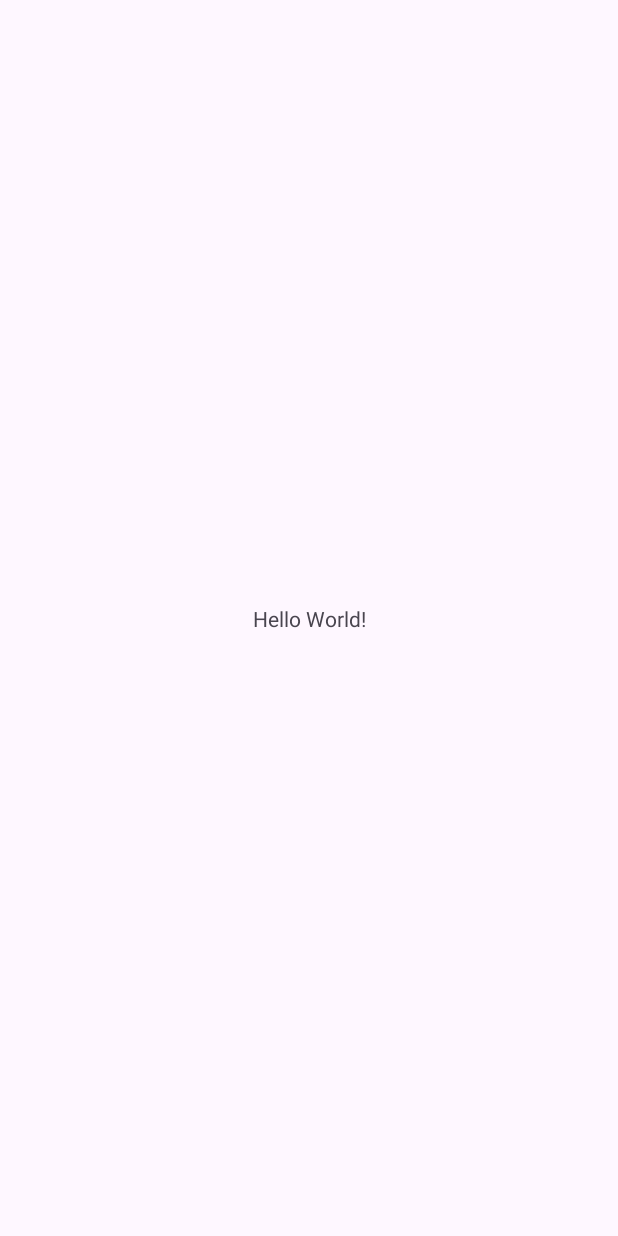
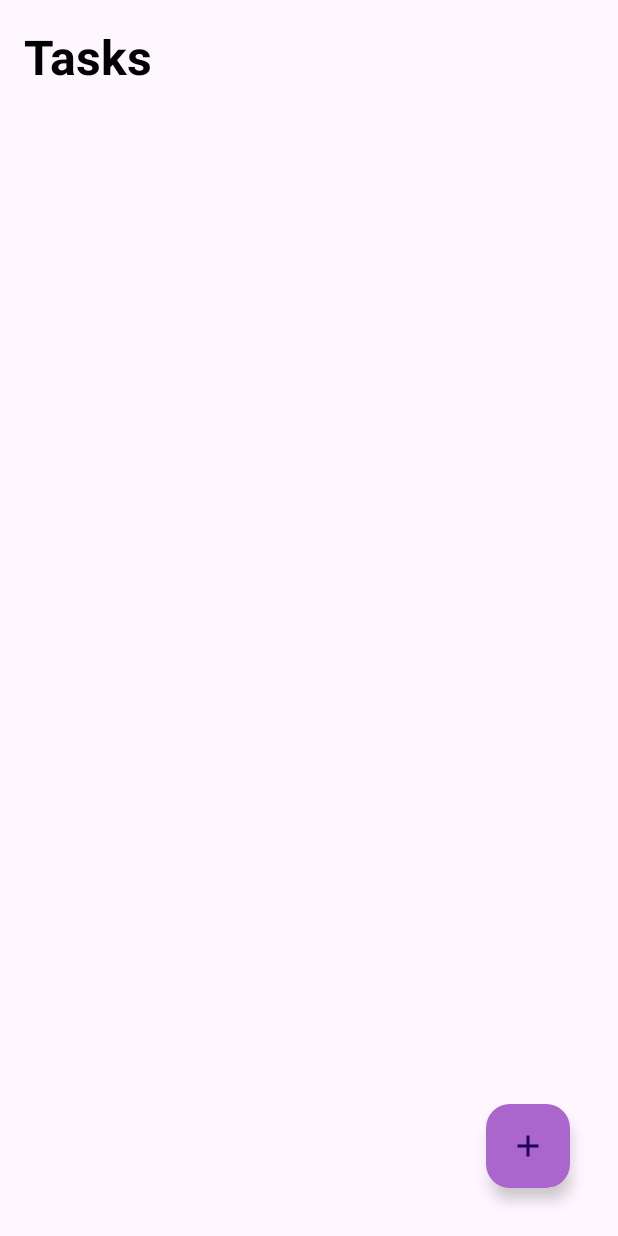
Before and after one commit to shams72/FunTaskTic, an Android app: the screen it shows after launch (MainActivity), on a phone screen of 412 x 824 dp. Before the commit the screen is almost empty. Run offline under Robolectric (Android 15) with nearby library versions, the phone set to English and light mode, and no system bars.

Commit message:
Implementiere grundlegende Funktionen für die FunTaskTic-App

```diff
--- a/app/build.gradle.kts
+++ b/app/build.gradle.kts
@@ -39,4 +39,6 @@ dependencies {
     testImplementation("junit:junit:4.13.2")
     androidTestImplementation("androidx.test.ext:junit:1.1.5")
     androidTestImplementation("androidx.test.espresso:espresso-core:3.5.1")
+    implementation("androidx.recyclerview:recyclerview:1.3.2")
+    implementation("com.google.android.material:material:1.10.0")
 }
--- /dev/null
+++ b/app/src/main/res/drawable/ic_baseline_add.xml
@@ -0,0 +1,5 @@
+<vector android:height="32dp" android:tint="#FFFFFF"
+    android:viewportHeight="24" android:viewportWidth="24"
+    android:width="32dp" xmlns:android="http://schemas.android.com/apk/res/android">
+    <path android:fillColor="@android:color/white" android:pathData="M19,13h-6v6h-2v-6H5v-2h6V5h2v6h6v2z"/>
+</vector>
--- a/app/src/main/res/layout/activity_main.xml
+++ b/app/src/main/res/layout/activity_main.xml
@@ -1,18 +1,35 @@
 <?xml version="1.0" encoding="utf-8"?>
-<androidx.constraintlayout.widget.ConstraintLayout xmlns:android="http://schemas.android.com/apk/res/android"
+<RelativeLayout xmlns:android="http://schemas.android.com/apk/res/android"
     xmlns:app="http://schemas.android.com/apk/res-auto"
-    xmlns:tools="http://schemas.android.com/tools"
-    android:layout_width="match_parent"
     android:layout_height="match_parent"
-    tools:context=".MainActivity">
+    android:layout_width="match_parent">
 
-    <TextView
-        android:layout_width="wrap_content"
-        android:layout_height="wrap_content"
-        android:text="Hello World!"
-        app:layout_constraintBottom_toBottomOf="parent"
-        app:layout_constraintEnd_toEndOf="parent"
-        app:layout_constraintStart_toStartOf="parent"
-        app:layout_constraintTop_toTopOf="parent" />
+<TextView
+android:id="@+id/tasksText"
+android:layout_width="wrap_content"
+android:layout_height="wrap_content"
+android:textStyle="bold"
+android:text="Tasks"
+android:textColor="@android:color/black"
+android:layout_marginStart="16dp"
+android:layout_marginBottom="16dp"
+android:layout_marginTop="16dp"
+android:textSize="32sp"/>
+<androidx.recyclerview.widget.RecyclerView
+android:id="@+id/tasksRecyclerView"
+android:layout_width="match_parent"
+android:layout_height="wrap_content"
+android:layout_below="@+id/tasksText"
+app:layoutManager="androidx.recyclerview.widget.LinearLayoutManager"
+android:nestedScrollingEnabled="true"/>
+<com.google.android.material.floatingactionbutton.FloatingActionButton
+android:id="@+id/fab"
+android:layout_width="wrap_content"
+android:layout_height="wrap_content"
+android:layout_alignParentBottom="true"
+android:layout_alignParentEnd="true"
+android:layout_margin="32dp"
+android:backgroundTint="@android:color/holo_purple"
+android:src="@drawable/ic_baseline_add"/>
 
-</androidx.constraintlayout.widget.ConstraintLayout>
+    </RelativeLayout>
```
Also changed, not shown: app/src/main/AndroidManifest.xml (+9 -0 lines), app/src/main/java/com/example/funtasktic_app_/SplashActivity.java (added, +14 -0 lines), app/src/main/res/layout/activity_splash.xml (added, +20 -0 lines), app/src/main/res/layout/new_task.xml (added, +24 -0 lines), app/src/main/res/layout/task_layout.xml (added, +25 -0 lines), app/src/main/res/drawable/img.png (added).
